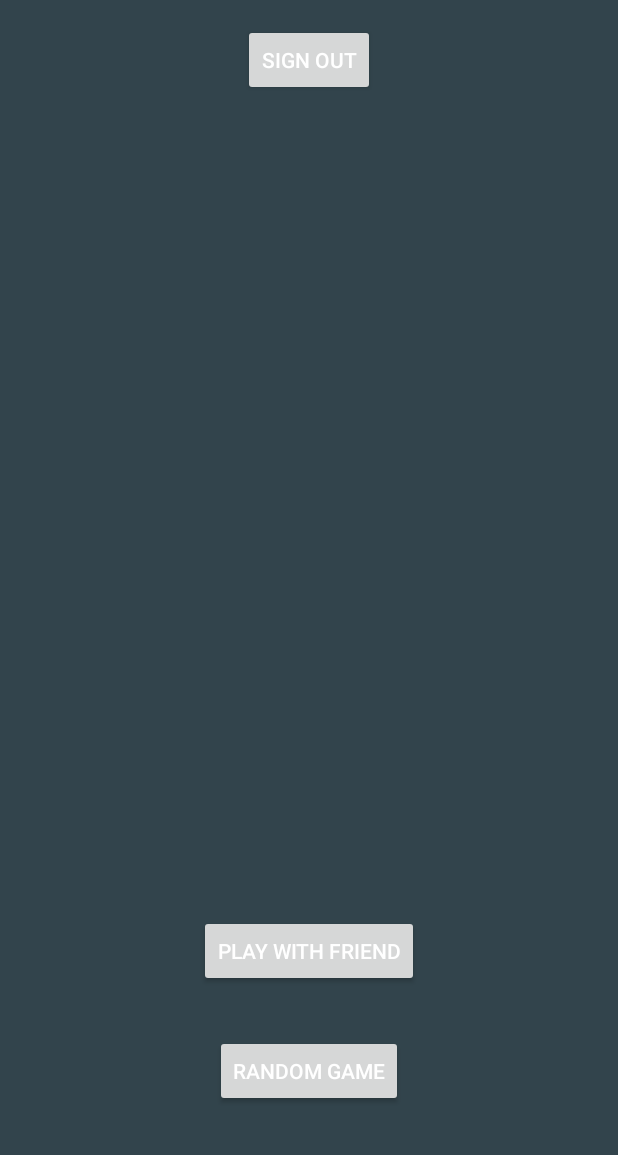
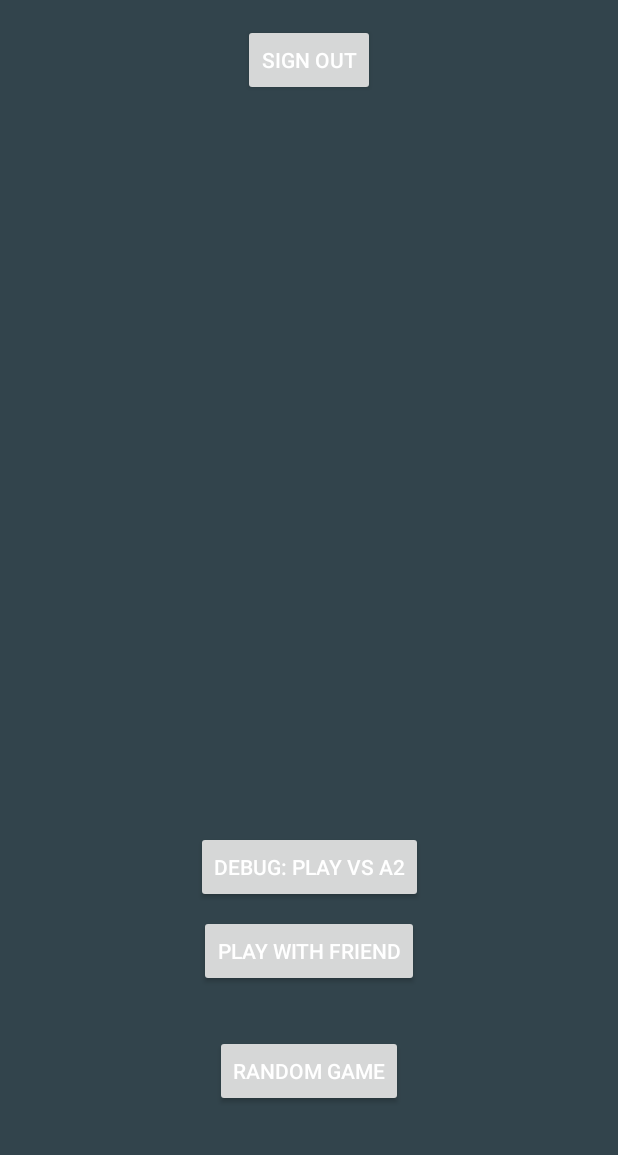
Before and after one commit to nikolaskratz/SpoQ, an Android app: the layout fragment_welcome_menu.xml on its own in the app's theme, with its tools: preview values and no code run, on a phone screen of 412 x 824 dp, the part 81-1236 px from its top. Run offline under Robolectric (Android 15) with nearby library versions, the phone set to English and light mode, and no system bars.

Commit message:
Authentication and other stuff moved from MainActivity to PlaylistSelect; added button in WelcomeFragment for accessing quiz (debugging)

```diff
--- a/app/src/main/res/layout/fragment_welcome_menu.xml
+++ b/app/src/main/res/layout/fragment_welcome_menu.xml
@@ -55,4 +55,18 @@
         app:layout_constraintEnd_toEndOf="parent"
         app:layout_constraintStart_toStartOf="parent" />
 
+    <Button
+        android:id="@+id/playQuizDebug"
+        android:layout_width="wrap_content"
+        android:layout_height="wrap_content"
+        android:layout_marginStart="8dp"
+        android:layout_marginLeft="8dp"
+        android:layout_marginEnd="8dp"
+        android:layout_marginRight="8dp"
+        android:layout_marginBottom="8dp"
+        android:text="Debug: Play vs a2"
+        app:layout_constraintBottom_toTopOf="@+id/welcomeMenu_playWithFriend_bt"
+        app:layout_constraintEnd_toEndOf="parent"
+        app:layout_constraintStart_toStartOf="parent" />
+
 </android.support.constraint.ConstraintLayout>
```
Also changed, not shown: app/src/main/AndroidManifest.xml (+5 -3 lines), app/src/main/java/com/example/nikolas/spotfiyusefirsttry/PlayQuiz.java (+5 -3 lines), app/src/main/java/com/example/nikolas/spotfiyusefirsttry/PlaylistSelect.java (+86 -0 lines), app/src/main/java/com/example/nikolas/spotfiyusefirsttry/WelcomeMenuFragment.java (+8 -0 lines), app/src/main/res/layout/activity_playlist_select.xml (+2 -7 lines).
